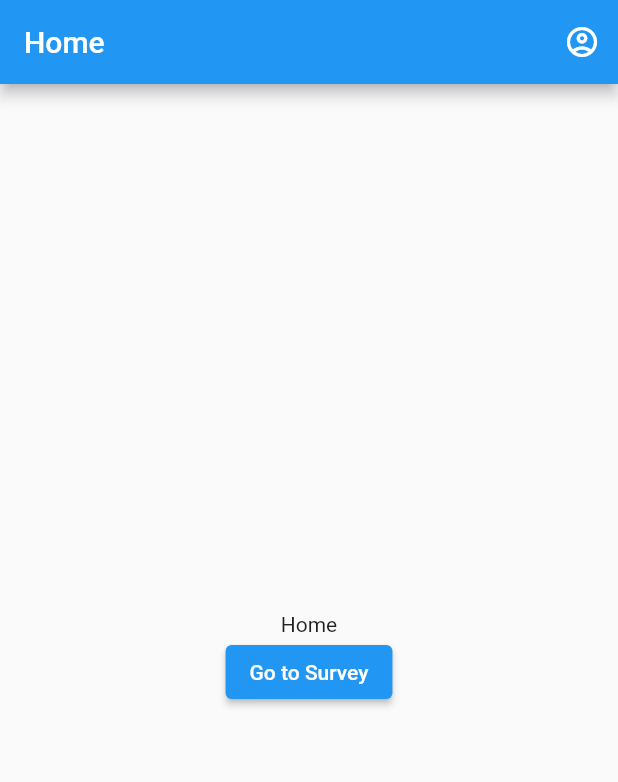
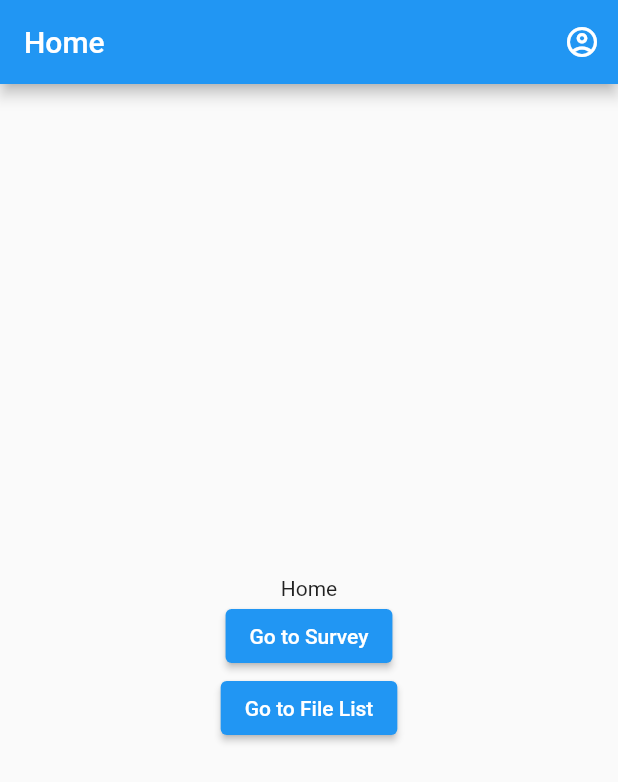
Before and after one commit to takumi-ya/survey_app, a Flutter app: the screen it shows after launch, on a phone screen of 412 x 824 dp. Shown: the top 782 px of the screen. Run offline on Flutter 3.47's test engine with Material 2 defaults, Android fonts, the phone set to English and light mode, and no system bars; our stand-ins replace firebase_auth, firebase_core, flutter_hooks, go_router, google_sign_in, hooks_riverpod and 1 more; accounts and stored records are empty.

Commit message:
Create File List Screen And Update Router

```diff
--- a/lib/router.dart
+++ b/lib/router.dart
@@ -1,6 +1,7 @@
 import 'package:flutter/material.dart';
 import 'package:go_router/go_router.dart';
 import 'package:hooks_riverpod/hooks_riverpod.dart';
+import 'package:survey_app/view/file_list_screen.dart';
 import 'package:survey_app/view/home_screen.dart';
 import 'package:survey_app/view/login_screen.dart';
 import 'package:survey_app/view/survey_screen.dart';
@@ -17,6 +18,10 @@ final routerProvider = Provider(
             path: 'survey',
             builder: (context, state) => const SurveyScreen(),
           ),
+          GoRoute(
+            path: 'file_list',
+            builder: (context, state) => FileListScreen(),
+          )
         ],
       ),
       GoRoute(
--- a/lib/view/home_screen.dart
+++ b/lib/view/home_screen.dart
@@ -28,6 +28,10 @@ class HomeScreen extends HookConsumerWidget {
               onPressed: () => context.go('/survey'),
               child: const Text('Go to Survey'),
             ),
+            ElevatedButton(
+              onPressed: () => context.go('/file_list'),
+              child: const Text('Go to File List'),
+            )
           ],
         ),
       ),
```
Also changed, not shown: lib/view/file_list_screen.dart (added, +22 -0 lines).
